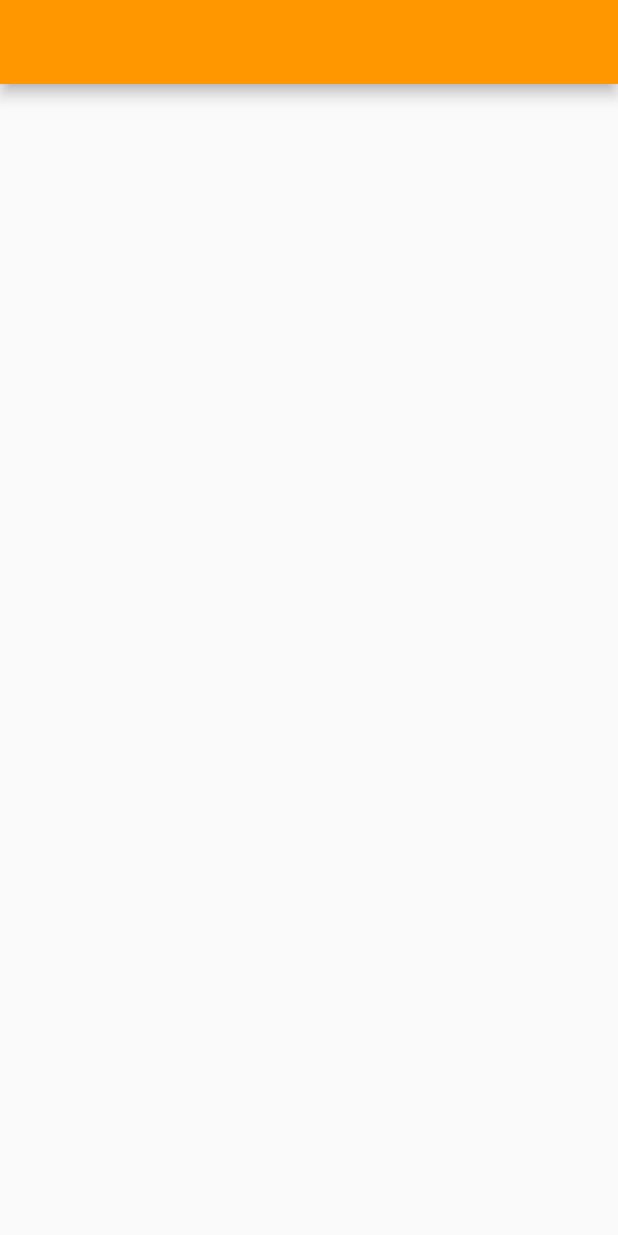
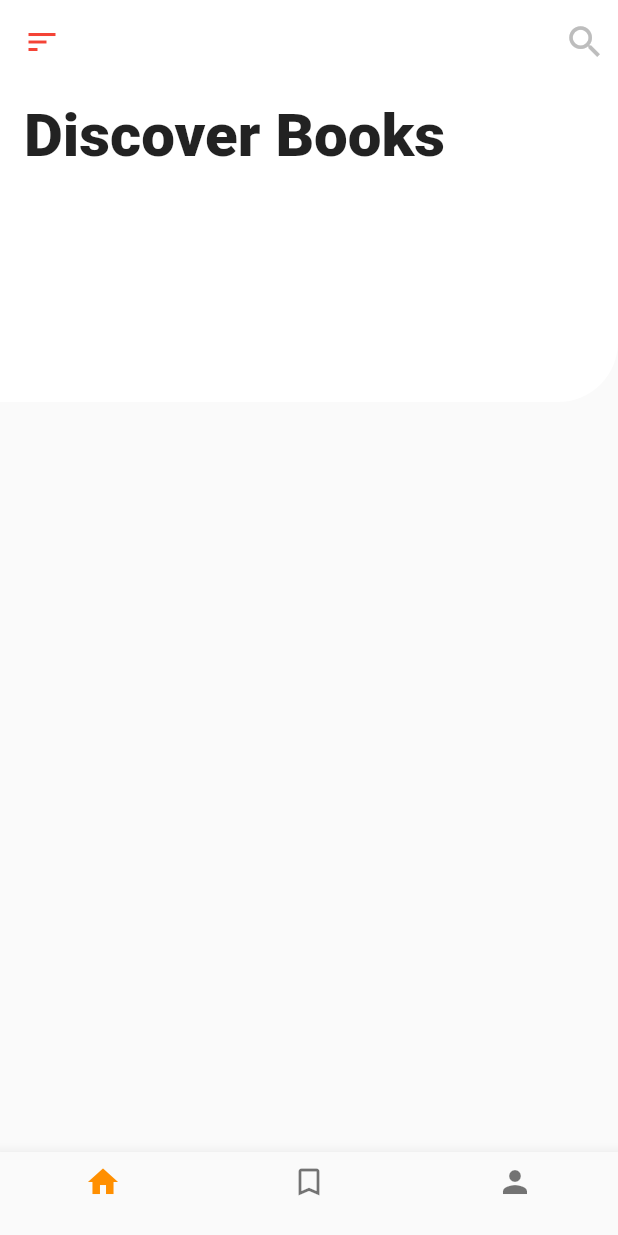
Before and after one commit to osama09876/Book-Reading-App, a Flutter app: the MainScreen screen opened directly, on a phone screen of 412 x 824 dp. Run offline on Flutter 3.47's test engine with Material 2 defaults, Android fonts, the phone set to English and light mode, and no system bars; our stand-ins replace flutter_spinkit, google_fonts; Roboto replaces fonts that are missing (Catamaran).

Commit message:
Files created

```diff
--- a/lib/Views/MainScreen.dart
+++ b/lib/Views/MainScreen.dart
@@ -1,4 +1,5 @@
 import 'package:flutter/material.dart';
+import 'package:google_fonts/google_fonts.dart';
 
 class MainScreen extends StatefulWidget {
   const MainScreen({super.key});
@@ -8,10 +9,110 @@ class MainScreen extends StatefulWidget {
 }
 
 class _MainScreenState extends State<MainScreen> {
+  int _selectedIndex = 0;
+  static const TextStyle optionStyle =
+      TextStyle(fontSize: 30, fontWeight: FontWeight.bold);
+  static const List<Widget> _widgetOptions = <Widget>[
+    Text(
+      'Index 0: Home',
+      style: optionStyle,
+    ),
+    Text(
+      'Index 1: Business',
+      style: optionStyle,
+    ),
+    Text(
+      'Index 2: School',
+      style: optionStyle,
+    ),
+  ];
+
+  void _onItemTapped(int index) {
+    setState(() {
+      _selectedIndex = index;
+    });
+  }
+
   @override
   Widget build(BuildContext context) {
     return Scaffold(
-      appBar: AppBar(),
+      appBar: AppBar(
+        backgroundColor: Colors.white,
+        elevation: 0,
+        leading: Icon(
+          Icons.sort,
+          color: Colors.red,
+        ),
+        actions: [
+          Padding(
+            padding: EdgeInsets.all(8.0),
+            child: Icon(
+              Icons.search,
+              size: 28,
+              color: Colors.grey.shade400,
+            ),
+          )
+        ],
+      ),
+      body: Column(
+        children: [
+          Container(
+            padding: EdgeInsets.only(
+              left: 16,
+              top: 16,
+              right: 16,
+            ),
+            decoration: BoxDecoration(
+              color: Colors.white,
+              borderRadius: BorderRadius.only(
+                bottomRight: Radius.circular(40),
+              ),
+            ),
+            child: Column(
+              crossAxisAlignment: CrossAxisAlignment.start,
+              children: [
+                Text(
+                  'Discover Books',
+                  style: GoogleFonts.catamaran(
+                    fontWeight: FontWeight.w900,
+                    fontSize: 40,
+                    height: 1,
+                  ),
+                ),
+                SizedBox(
+                  height: 16,
+                ),
+                Padding(
+                  padding: EdgeInsets.all(70),
+                  child: Row(
+                    mainAxisAlignment: MainAxisAlignment.spaceBetween,
+                    children: [],
+                  ),
+                )
+              ],
+            ),
+          ),
+        ],
+      ),
+      bottomNavigationBar: BottomNavigationBar(
+        items: const <BottomNavigationBarItem>[
+          BottomNavigationBarItem(
+            icon: Icon(Icons.home),
+            label: '',
+          ),
+          BottomNavigationBarItem(
+            icon: Icon(Icons.bookmark_border),
+            label: '',
+          ),
+          BottomNavigationBarItem(
+            icon: Icon(Icons.person),
+            label: '',
+          ),
+        ],
+        currentIndex: _selectedIndex,
+        selectedItemColor: Colors.amber[800],
+        onTap: _onItemTapped,
+      ),
     );
   }
 }
--- a/pubspec.yaml
+++ b/pubspec.yaml
@@ -37,6 +37,7 @@ dependencies:
   cupertino_icons: ^1.0.2
   flutter_spinkit: ^5.2.0
   google_fonts: ^4.0.5
+  flutter_pdfview: ^1.3.1
 
 dev_dependencies:
   flutter_test:
```
Also changed, not shown: lib/Models/BookData.dart (added, +33 -0 lines), lib/UI Helper/CustomColors.dart (added, +7 -0 lines), lib/Views/OTP_Screen.dart (+11 -3 lines), lib/main.dart (+5 -2 lines), lib/UI Helper/Custom_opt.dart (renamed from lib/Views/Custom_opt.dart), pubspec.lock.
